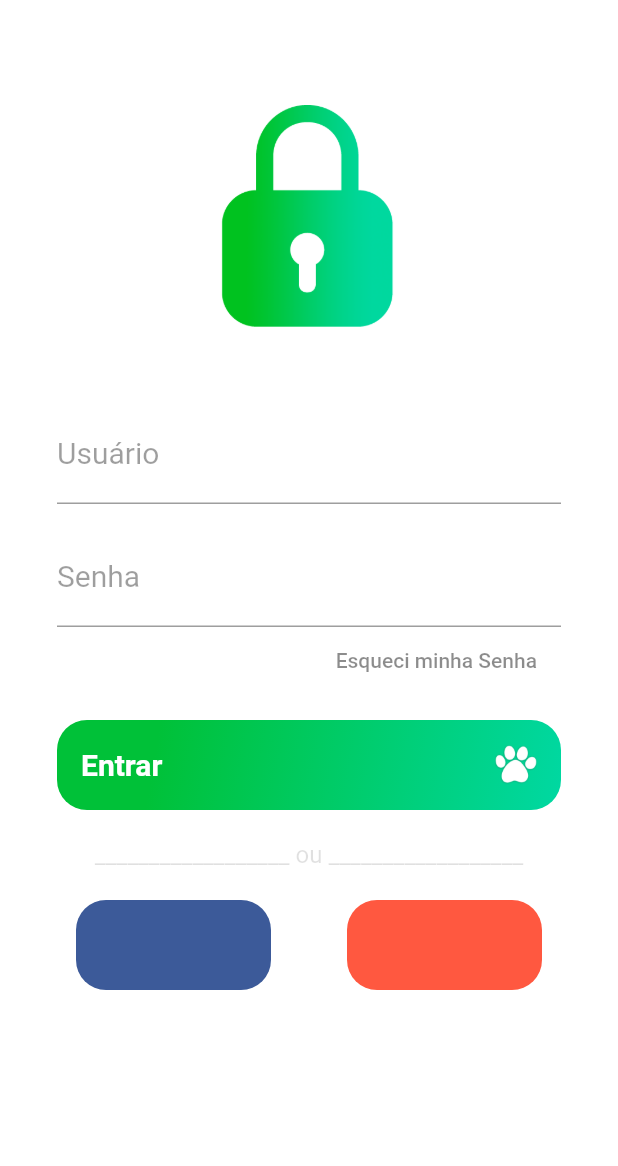
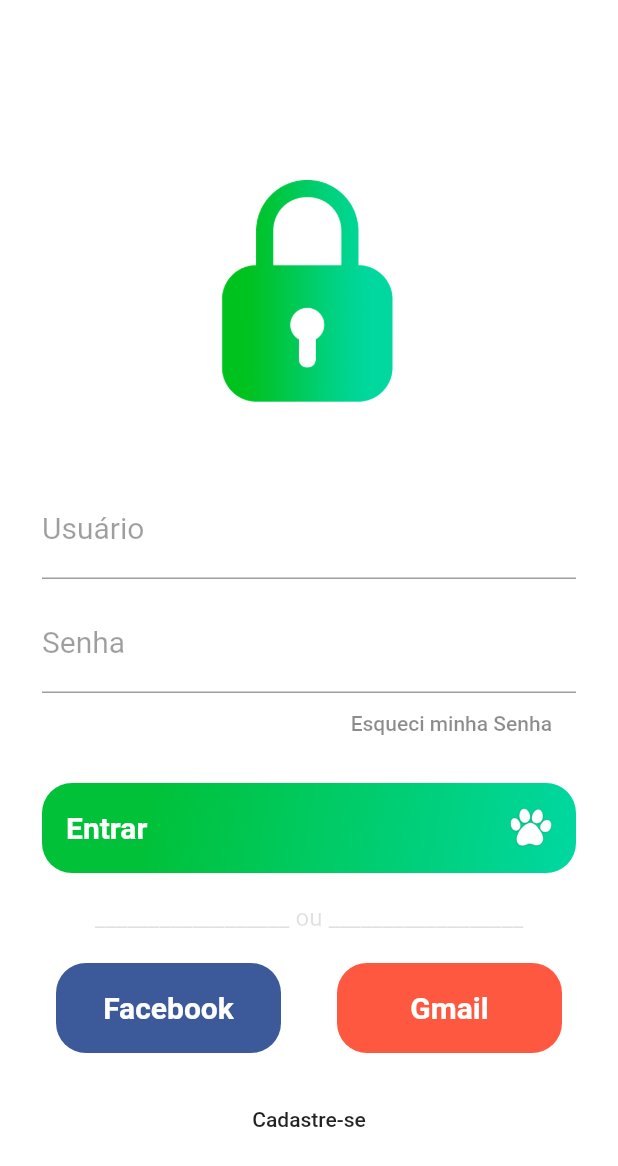
Before and after one commit to vitordata/seekpet, a Flutter app: the screen it shows after launch, on a phone screen of 412 x 824 dp. Shown: the top 1166 px of the screen. Run offline on Flutter 3.47's test engine with Material 2 defaults, Android fonts, the phone set to English and light mode, and no system bars.

Commit message:
Teste Layout

```diff
--- a/lib/Paginas/cadastro.page.dart
+++ b/lib/Paginas/cadastro.page.dart
@@ -216,7 +216,7 @@ class CadastroPage extends StatelessWidget {
                       MaterialPageRoute(
                         builder: (context) => CadastroSeguinte(),
                       ),
-                    ),
+                    )
                   },
                 ),
               ),
--- a/lib/Paginas/login.page.dart
+++ b/lib/Paginas/login.page.dart
@@ -19,7 +19,7 @@ class LoginPage extends StatelessWidget {
               // permite definir margens nos 4 cantos da tela
               top: 70,
               child: Container(
-                padding: EdgeInsets.symmetric(vertical: 0, horizontal: 38),
+                padding: EdgeInsets.symmetric(vertical: 50, horizontal: 28),
                 width: MediaQuery.of(context).size.width,
                 height: MediaQuery.of(context).size.height,
                 decoration: BoxDecoration(
@@ -56,7 +56,7 @@ class LoginPage extends StatelessWidget {
                       ),
                     ),
                     Padding(
-                      padding: EdgeInsets.only(top: 16, bottom: 2),
+                      padding: EdgeInsets.only(top: 10, bottom: 0),
                       child: TextField(
                         keyboardType: TextInputType.text,
                         obscureText: true, // define a senha com ***
@@ -159,7 +159,7 @@ class LoginPage extends StatelessWidget {
                       children: <Widget>[
                         Container(
                           height: 60,
-                          width: 130,
+                          width: 150,
                           decoration: BoxDecoration(
                             color: Color(0xFF3C5A99),
                             borderRadius: BorderRadius.all(
@@ -169,21 +169,21 @@ class LoginPage extends StatelessWidget {
                           child: SizedBox(
                             child: FlatButton(
                               child: Row(
-                                mainAxisAlignment: MainAxisAlignment.end,
+                                mainAxisAlignment: MainAxisAlignment.center,
                                 children: <Widget>[
-                                  //  Text(
-                                  //   "Facebook",
-                                  //   style: TextStyle(
-                                  //      fontWeight: FontWeight.bold,
-                                  //      color: Colors.white,
-                                  //      fontSize: 20,
-                                  //    ),
-                                  //  ),
-                                  Container(
-                                      //child: Image.asset("assets/facebook.png"),
-                                      //height: 20,
-                                      //width: 20,
-                                      ),
+                                  Text(
+                                    "Facebook",
+                                    style: TextStyle(
+                                      fontWeight: FontWeight.bold,
+                                      color: Colors.white,
+                                      fontSize: 20,
+                                    ),
+                                  ),
+                                  // Container(
+                                  //   child: Image.asset("assets/facebook.png"),
+                                  ////   height: 50,
+                                  //   width: 50,
+                                  // ),
                                 ],
                               ),
                               onPressed: () => {},
@@ -197,7 +197,7 @@ class LoginPage extends StatelessWidget {
                         Container(
                           // botão Login com Gmail
                           height: 60,
-                          width: 130,
+                          width: 150,
                           decoration: BoxDecoration(
                             color: Color(0xFFFF5840),
                             borderRadius: BorderRadius.all(
@@ -207,21 +207,21 @@ class LoginPage extends StatelessWidget {
                           child: SizedBox(
                             child: FlatButton(
                               child: Row(
-                                mainAxisAlignment: MainAxisAlignment.end,
+                                mainAxisAlignment: MainAxisAlignment.center,
                                 children: <Widget>[
-                                  //  Text(
-                                  //    "Gmail",
-                                  //     style: TextStyle(
-                                  //       fontWeight: FontWeight.bold,
-                                  //        color: Colors.white,
-                                  //        fontSize: 20,
-                                  //     ),
-                                  //   ),
-                                  Container(
-                                      // child: Image.asset("assets/gmail.png"),
-                                      // height: 40,
-                                      // width: 40,
-                                      ),
+                                  Text(
+                                    "Gmail",
+                                    style: TextStyle(
+                                      fontWeight: FontWeight.bold,
+                                      color: Colors.white,
+                                      fontSize: 20,
+                                    ),
+                                  ),
+                                  // Container(
+                                  //   child: Image.asset("assets/gmail.png"),
+                                  //   height: 40,
+                                  //   width: 40,
+                                  // ),
                                 ],
                               ),
                               onPressed: () => {},
@@ -229,6 +229,23 @@ class LoginPage extends StatelessWidget {
                           ),
                         ),
                       ],
+                    ),
+                    Container(
+                      // botão cadastre-se
+                      child: FlatButton(
+                        child: Text(
+                          "Cadastre-se",
+                          textAlign: TextAlign.center,
+                        ),
+                        onPressed: () => {
+                          Navigator.push(
+                            context,
+                            MaterialPageRoute(
+                              builder: (context) => CadastroPage(),
+                            ),
+                          )
+                        },
+                      ),
                     ),
                   ],
                 ),
--- a/pubspec.yaml
+++ b/pubspec.yaml
@@ -14,7 +14,7 @@ description: A new Flutter project.
 version: 1.0.0+1
 
 environment:
-  sdk: ">=2.1.0 <3.0.0"
+  sdk: ">=2.2.0 <3.0.0"
 
 dependencies:
   flutter:
@@ -81,4 +81,3 @@ flutter:
       - assets/resetpassword.png
       - assets/useraddphoto.png
       - assets/casa.png
-      - assets/surface.png
```
